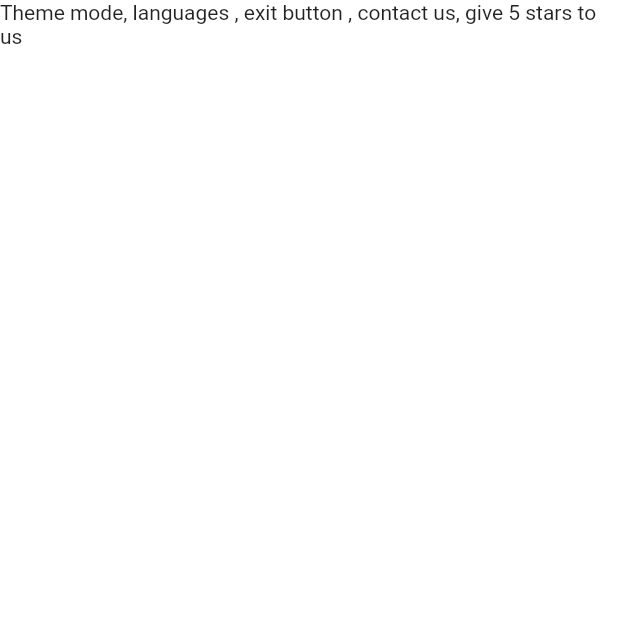
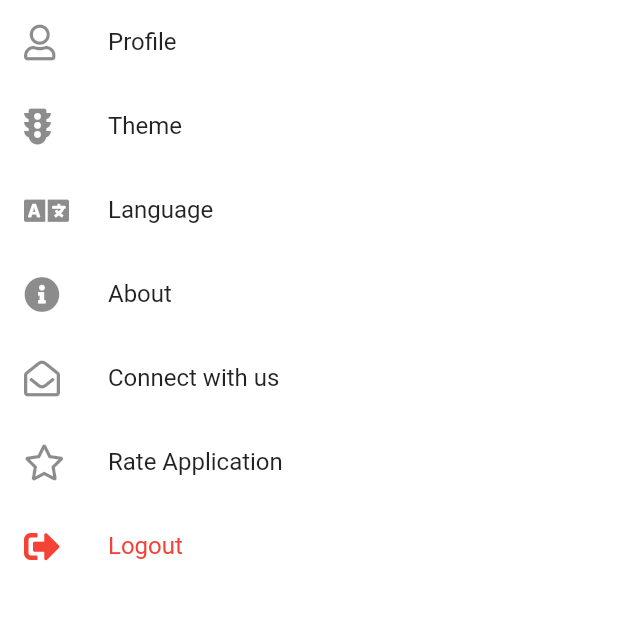
Before and after one commit to FatihDursunUzer1/task_time_tracker, a Flutter app: the SettingsView screen opened directly, on a phone screen of 412 x 824 dp, the top half of it. Run offline on Flutter 3.47's test engine with Material 2 defaults, Android fonts, the phone set to English and light mode, and no system bars; our stand-ins replace cloud_firestore, firebase_auth, firebase_core, flutter_signin_button, fluttertoast, font_awesome_flutter and 3 more; accounts and stored records are empty.

Commit message:
settings view design and some firestore implementation

```diff
--- a/lib/main.dart
+++ b/lib/main.dart
@@ -6,6 +6,7 @@ import 'package:task_time_tracker/core/application/constants/app_constants.dart'
 import 'package:task_time_tracker/core/application/constants/page_constants.dart';
 import 'package:task_time_tracker/core/application/navigation/navigation_route.dart';
 import 'package:task_time_tracker/core/application/navigation/navigation_service.dart';
+import 'package:task_time_tracker/firebase_options.dart';
 import 'package:task_time_tracker/infrastructure/cache/hive_cache_manager.dart';
 import 'package:task_time_tracker/infrastructure/repositories/user_repository.dart';
 import 'package:task_time_tracker/presentatiton/views/home/home_view_model.dart';
@@ -19,7 +20,7 @@ import 'core/application/state/theme_state_provider.dart';
 
 void main() async {
   WidgetsFlutterBinding.ensureInitialized();
-  await Firebase.initializeApp();
+  await Firebase.initializeApp(options: DefaultFirebaseOptions.currentPlatform);
   await HiveCacheManager.instance.init();
   runApp(MultiProvider(providers: [
     ChangeNotifierProvider(create: (_) => ThemeStateProvider()),
--- a/lib/presentatiton/views/settings/settings_view.dart
+++ b/lib/presentatiton/views/settings/settings_view.dart
@@ -1,6 +1,7 @@
 import 'package:flutter/material.dart';
 import 'package:flutter/src/widgets/framework.dart';
 import 'package:flutter/src/widgets/placeholder.dart';
+import 'package:font_awesome_flutter/font_awesome_flutter.dart';
 
 class SettingsView extends StatefulWidget {
   const SettingsView({super.key});
@@ -16,8 +17,38 @@ class _SettingsViewState extends State<SettingsView> {
         body: Center(
       child: Column(
         children: const [
-          Text(
-              'Theme mode, languages , exit button , contact us, give 5 stars to us')
+          ListTile(
+            leading: FaIcon(FontAwesomeIcons.user),
+            title: Text('Profile'),
+          ),
+          ListTile(
+            leading: FaIcon(FontAwesomeIcons.trafficLight),
+            title: Text('Theme'),
+          ),
+          ListTile(
+            leading: FaIcon(FontAwesomeIcons.language),
+            title: Text('Language'),
+          ),
+          ListTile(
+            leading: FaIcon(FontAwesomeIcons.infoCircle),
+            title: Text('About'),
+          ),
+          ListTile(
+            leading: FaIcon(FontAwesomeIcons.envelopeOpen),
+            title: Text('Connect with us'),
+          ),
+          ListTile(
+            title: Text('Rate Application'),
+            leading: FaIcon(FontAwesomeIcons.star),
+          ),
+          ListTile(
+            textColor: Colors.red,
+            leading: FaIcon(
+              FontAwesomeIcons.signOutAlt,
+              color: Colors.red,
+            ),
+            title: Text('Logout'),
+          ),
         ],
       ),
     ));
--- a/pubspec.yaml
+++ b/pubspec.yaml
@@ -52,6 +52,7 @@ dependencies:
   font_awesome_flutter: ^9.2.0
   firebase_auth: ^4.3.0
   fluttertoast: ^8.2.1
+  cloud_firestore: ^4.5.0
 
 flutter_icons:
   android: "launcher_icon"
```
Also changed, not shown: lib/infrastructure/repositories/task_repository.dart (added, +40 -0 lines), lib/presentatiton/views/home/home_view_model.dart (+4 -9 lines), pubspec.lock, 1 other file.
